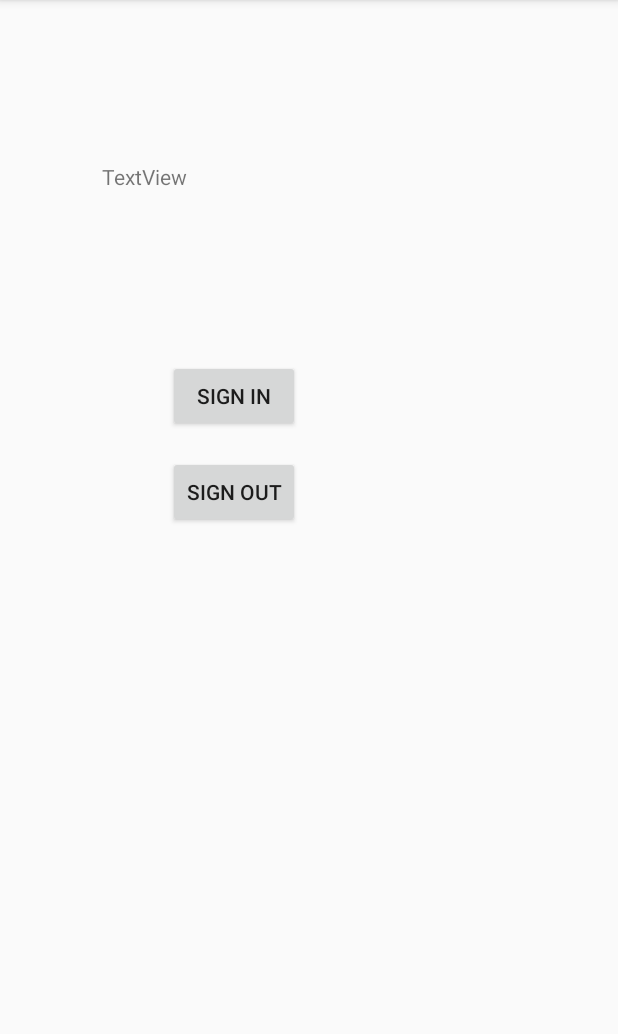
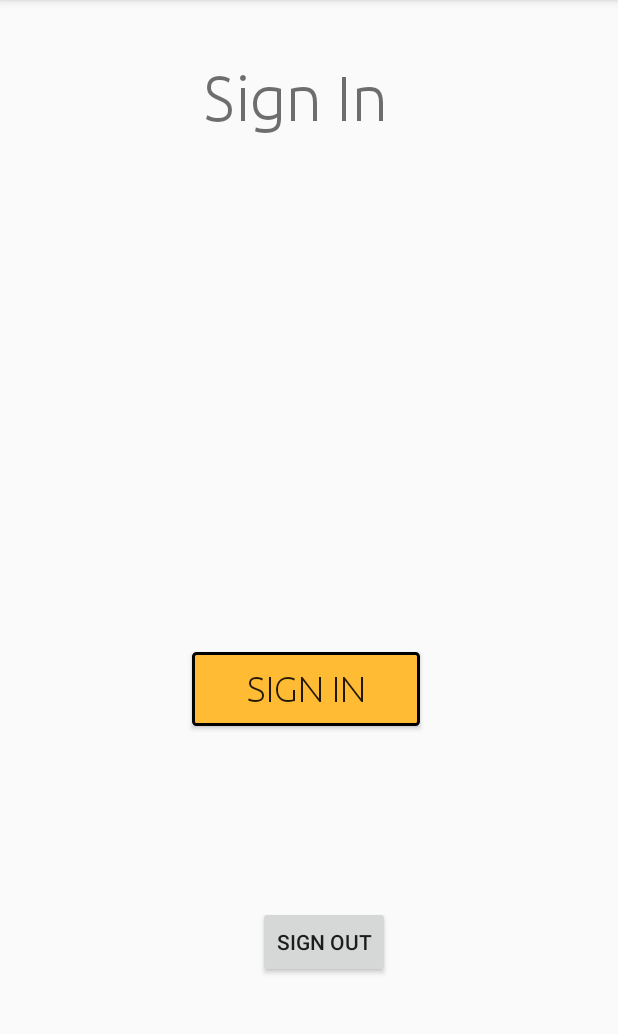
Before and after one commit to rahul0101/Spielen, an Android app: the screen it shows after launch (MainActivity), on a phone screen of 412 x 824 dp, the part 84-1118 px from its top. Run offline under Robolectric (Android 15) with nearby library versions, the phone set to English and light mode, and no system bars; our stand-ins replace Firebase (no records; nobody signed in at launch, a user with empty details on screens opened directly).

Commit message:
Edit bottom navigation

```diff
--- a/app/src/main/java/com/example/spielen/HomeActivity.java
+++ b/app/src/main/java/com/example/spielen/HomeActivity.java
@@ -20,7 +20,7 @@ public class HomeActivity extends AppCompatActivity {
         // Passing each menu ID as a set of Ids because each
         // menu should be considered as top level destinations.
         AppBarConfiguration appBarConfiguration = new AppBarConfiguration.Builder(
-                R.id.navigation_home, R.id.navigation_dashboard, R.id.navigation_notifications)
+                R.id.navigation_events, R.id.navigation_my_events, R.id.navigation_profile)
                 .build();
         NavController navController = Navigation.findNavController(this, R.id.nav_host_fragment);
         NavigationUI.setupActionBarWithNavController(this, navController, appBarConfiguration);
--- a/app/src/main/java/com/example/spielen/ui/dashboard/DashboardFragment.java
+++ b/app/src/main/java/com/example/spielen/ui/dashboard/DashboardFragment.java
@@ -22,7 +22,7 @@ public class DashboardFragment extends Fragment {
                              ViewGroup container, Bundle savedInstanceState) {
         dashboardViewModel =
                 ViewModelProviders.of(this).get(DashboardViewModel.class);
-        View root = inflater.inflate(R.layout.fragment_dashboard, container, false);
+        View root = inflater.inflate(R.layout.fragment_my_events, container, false);
         final TextView textView = root.findViewById(R.id.text_dashboard);
         dashboardViewModel.getText().observe(this, new Observer<String>() {
             @Override
--- a/app/src/main/java/com/example/spielen/ui/home/HomeFragment.java
+++ b/app/src/main/java/com/example/spielen/ui/home/HomeFragment.java
@@ -22,7 +22,7 @@ public class HomeFragment extends Fragment {
                              ViewGroup container, Bundle savedInstanceState) {
         homeViewModel =
                 ViewModelProviders.of(this).get(HomeViewModel.class);
-        View root = inflater.inflate(R.layout.fragment_home, container, false);
+        View root = inflater.inflate(R.layout.fragment_events, container, false);
         final TextView textView = root.findViewById(R.id.text_home);
         homeViewModel.getText().observe(this, new Observer<String>() {
             @Override
--- a/app/src/main/java/com/example/spielen/ui/notifications/NotificationsFragment.java
+++ b/app/src/main/java/com/example/spielen/ui/notifications/NotificationsFragment.java
@@ -22,7 +22,7 @@ public class NotificationsFragment extends Fragment {
                              ViewGroup container, Bundle savedInstanceState) {
         notificationsViewModel =
                 ViewModelProviders.of(this).get(NotificationsViewModel.class);
-        View root = inflater.inflate(R.layout.fragment_notifications, container, false);
+        View root = inflater.inflate(R.layout.fragment_profile, container, false);
         final TextView textView = root.findViewById(R.id.text_notifications);
         notificationsViewModel.getText().observe(this, new Observer<String>() {
             @Override
--- /dev/null
+++ b/app/src/main/res/drawable/btn_design.xml
@@ -0,0 +1,20 @@
+<?xml version="1.0" encoding="utf-8"?>
+<selector xmlns:android="http://schemas.android.com/apk/res/android">
+    <item android:state_pressed="true" android:color="@color/red">
+
+        <shape android:shape="rectangle">
+            <solid android:color="@android:color/holo_orange_dark" />
+            <corners android:radius="8dp" />
+            <stroke android:width="2dp" android:color="@android:color/black" />
+        </shape>
+    </item>
+
+    <item>
+        <shape android:shape="rectangle">
+            <!--<gradient android:angle="225" android:endColor="@color/green" android:startColor="@color/jd_red" />-->
+            <corners android:radius="@dimen/btn_corner_radius" />
+            <stroke android:width="2dp" android:color="@android:color/black" />
+            <solid android:color="@android:color/holo_orange_light" />
+        </shape>
+    </item>
+</selector>
--- a/app/src/main/res/layout/activity_main.xml
+++ b/app/src/main/res/layout/activity_main.xml
@@ -8,31 +8,41 @@
 
     <Button
         android:id="@+id/signInButton"
-        android:layout_width="wrap_content"
-        android:layout_height="wrap_content"
-        android:layout_marginStart="112dp"
-        android:layout_marginTop="240dp"
+        android:layout_width="152dp"
+        android:layout_height="49dp"
+        android:layout_marginStart="128dp"
+        android:layout_marginBottom="284dp"
+        android:background="@drawable/btn_design"
+        android:fontFamily="@font/ubuntu_light"
         android:text="Sign In"
-        app:layout_constraintStart_toStartOf="parent"
-        app:layout_constraintTop_toTopOf="parent" />
+        android:textSize="24sp"
+        app:layout_constraintBottom_toBottomOf="parent"
+        app:layout_constraintEnd_toEndOf="parent"
+        app:layout_constraintHorizontal_bias="0.0"
+        app:layout_constraintStart_toStartOf="parent" />
 
     <Button
         android:id="@+id/signOutButton"
         android:layout_width="wrap_content"
         android:layout_height="wrap_content"
-        android:layout_marginStart="112dp"
-        android:layout_marginTop="304dp"
+        android:layout_marginEnd="152dp"
+        android:layout_marginBottom="116dp"
         android:text="Sign Out"
-        app:layout_constraintStart_toStartOf="parent"
-        app:layout_constraintTop_toTopOf="parent" />
+        app:layout_constraintBottom_toBottomOf="parent"
+        app:layout_constraintEnd_toEndOf="parent" />
 
     <TextView
-        android:id="@+id/status"
-        android:layout_width="150dp"
-        android:layout_height="40dp"
-        android:layout_marginStart="68dp"
-        android:layout_marginTop="108dp"
-        android:text="TextView"
+        android:id="@+id/textView"
+        android:layout_width="140dp"
+        android:layout_height="58dp"
+        android:layout_marginTop="40dp"
+        android:fontFamily="@font/ubuntu_light"
+        android:text="Sign In"
+        android:textAppearance="@style/TextAppearance.AppCompat.Display4"
+        android:textColor="@color/common_google_signin_btn_text_light"
+        android:textSize="42sp"
+        app:layout_constraintEnd_toEndOf="parent"
+        app:layout_constraintHorizontal_bias="0.498"
         app:layout_constraintStart_toStartOf="parent"
         app:layout_constraintTop_toTopOf="parent" />
 </androidx.constraintlayout.widget.ConstraintLayout>
--- a/app/src/main/res/values/colors.xml
+++ b/app/src/main/res/values/colors.xml
@@ -3,4 +3,5 @@
     <color name="colorPrimary">#008577</color>
     <color name="colorPrimaryDark">#00574B</color>
     <color name="colorAccent">#D81B60</color>
+    <color name="red">#8F3232</color>
 </resources>
--- a/app/src/main/res/values/dimens.xml
+++ b/app/src/main/res/values/dimens.xml
@@ -1,5 +1,6 @@
 <resources>
     <!-- Default screen margins, per the Android Design guidelines. -->
-    <dimen name="activity_horizontal_margin">16dp</dimen>
+    <dimen name="activity_horizontal_margin">30dp</dimen>
     <dimen name="activity_vertical_margin">16dp</dimen>
+    <dimen name="btn_corner_radius">2dp</dimen>
 </resources>
```
Also changed, not shown: app/src/main/java/com/example/spielen/MainActivity.java (+8 -6 lines), app/src/main/res/layout/activity_signup.xml (+49 -14 lines), app/src/main/res/menu/bottom_nav_menu.xml (+9 -15 lines), app/src/main/res/navigation/mobile_navigation.xml (+10 -10 lines), app/src/main/res/values/strings.xml (+3 -9 lines), app/src/main/res/drawable/events.png (added), app/src/main/res/drawable/my_events.png (added), app/src/main/res/drawable/profile.png (added), app/src/main/res/font/ubuntu_light.ttf (added), app/src/main/res/layout/fragment_events.xml (renamed from app/src/main/res/layout/fragment_home.xml), app/src/main/res/layout/fragment_my_events.xml (renamed from app/src/main/res/layout/fragment_dashboard.xml), app/src/main/res/layout/fragment_profile.xml (renamed from app/src/main/res/layout/fragment_notifications.xml).
